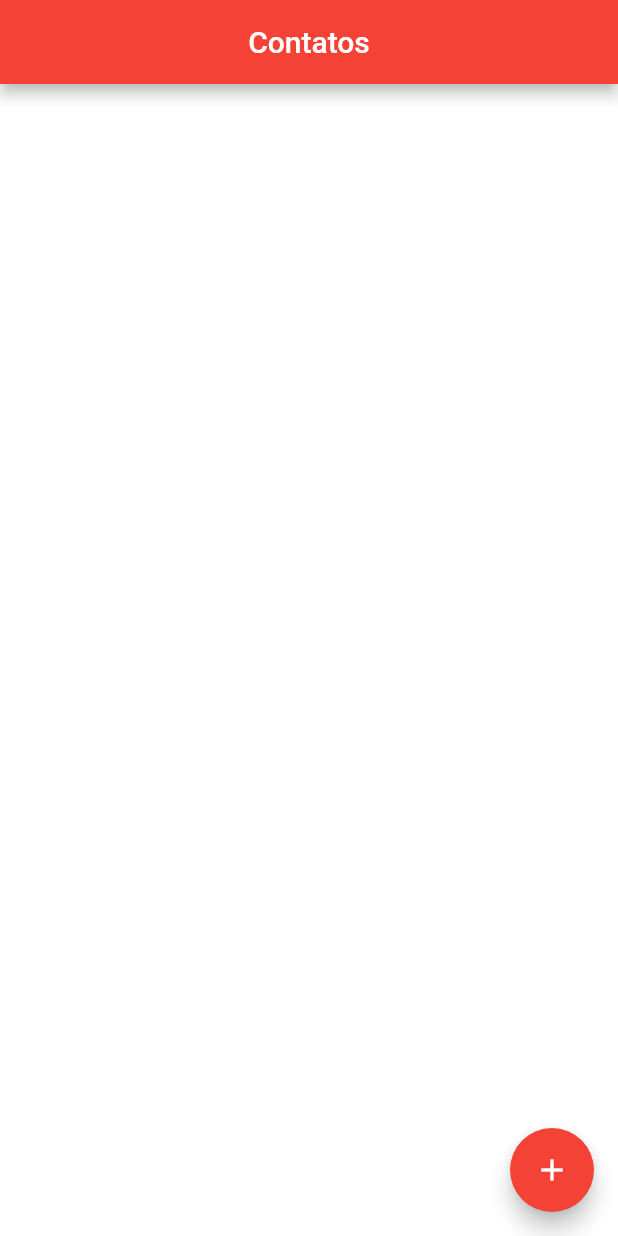
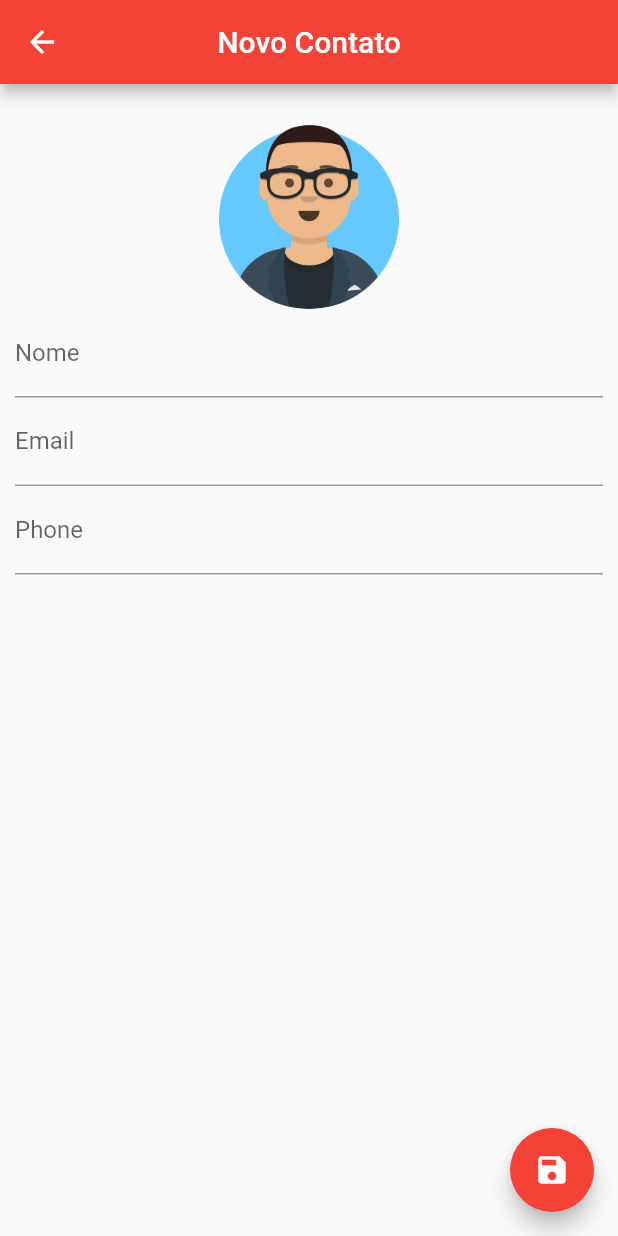
Before and after one commit to Lucas15andrade/agenda-contatos-flutter, a Flutter app: the screen it shows after launch, after a tap on the "add" icon, on a phone screen of 412 x 824 dp. Run offline on Flutter 3.47's test engine with Material 2 defaults, Android fonts, the phone set to English and light mode, and no system bars; our stand-ins replace sqflite; accounts and stored records are empty.

Commit message:
add screen

```diff
--- a/lib/main.dart
+++ b/lib/main.dart
@@ -3,6 +3,7 @@ import 'package:flutter/material.dart';
 
 void main() {
   runApp(MaterialApp(
+    debugShowCheckedModeBanner: false,
     home: HomePage(),
   ));
 }
--- /dev/null
+++ b/lib/ui/contact_page.dart
@@ -0,0 +1,109 @@
+import 'dart:io';
+
+import 'package:agenda_contatos/helpers/contact_helper.dart';
+import 'package:flutter/material.dart';
+
+class ContactPage extends StatefulWidget {
+  final Contact contact;
+
+  ContactPage({this.contact});
+
+  @override
+  _ContactPageState createState() => _ContactPageState();
+}
+
+class _ContactPageState extends State<ContactPage> {
+  final _nameController = TextEditingController();
+  final _emailController = TextEditingController();
+  final _phoneController = TextEditingController();
+
+  final _focusName = FocusNode();
+
+  bool _userEdited = false;
+  Contact _editedContact;
+
+  @override
+  void initState() {
+    super.initState();
+
+    if (widget.contact == null) {
+      _editedContact = Contact();
+    } else {
+      _editedContact = Contact.fromMap(widget.contact.toMap());
+
+      _nameController.text = _editedContact.name;
+      _emailController.text = _editedContact.email;
+      _phoneController.text = _editedContact.phone;
+    }
+  }
+
+  @override
+  Widget build(BuildContext context) {
+    return Scaffold(
+      appBar: AppBar(
+        backgroundColor: Colors.red,
+        title: Text(_editedContact.name ?? "Novo Contato"),
+        centerTitle: true,
+      ),
+      floatingActionButton: FloatingActionButton(
+        onPressed: () {
+          if (_editedContact.name != null && _editedContact.name.isNotEmpty) {
+            Navigator.pop(context, _editedContact);
+          } else {
+            FocusScope.of(context).requestFocus(_focusName);
+          }
+        },
+        child: Icon(Icons.save),
+        backgroundColor: Colors.red,
+      ),
+      body: SingleChildScrollView(
+        padding: EdgeInsets.all(10.0),
+        child: Column(
+          children: <Widget>[
+            GestureDetector(
+              child: Container(
+                width: 140.0,
+                height: 140.0,
+                decoration: BoxDecoration(
+                    shape: BoxShape.circle,
+                    image: DecorationImage(
+                        image: _editedContact.image != null
+                            ? FileImage(File(_editedContact.image))
+                            : AssetImage("lib/assets/img/pessoa.png"))),
+              ),
+            ),
+            TextField(
+              decoration: InputDecoration(labelText: "Nome"),
+              focusNode: _focusName,
+              onChanged: (text) {
+                _userEdited = true;
+                setState(() {
+                  _editedContact.name = text;
+                });
+              },
+              controller: _nameController,
+            ),
+            TextField(
+              decoration: InputDecoration(labelText: "Email"),
+              onChanged: (text) {
+                _userEdited = true;
+                _editedContact.email = text;
+              },
+              keyboardType: TextInputType.emailAddress,
+              controller: _emailController,
+            ),
+            TextField(
+              decoration: InputDecoration(labelText: "Phone"),
+              onChanged: (text) {
+                _userEdited = true;
+                _editedContact.phone = text;
+              },
+              keyboardType: TextInputType.phone,
+              controller: _phoneController,
+            )
+          ],
+        ),
+      ),
+    );
+  }
+}
--- a/lib/ui/home_page.dart
+++ b/lib/ui/home_page.dart
@@ -2,6 +2,8 @@ import 'dart:io';
 
 import 'package:agenda_contatos/helpers/contact_helper.dart';
 import 'package:flutter/material.dart';
+
+import 'contact_page.dart';
 
 class HomePage extends StatefulWidget {
   @override
@@ -16,18 +18,20 @@ class _HomePageState extends State<HomePage> {
   void initState() {
     // TODO: implement initState
     super.initState();
-
-    /*Contact c = Contact();
+/*
+    Contact c = Contact();
     c.name = "Lucas Andrade";
     c.email = "lap.andrade15@gmail.com";
 
-    helper.saveContact(c);*/
+    helper.saveContact(c);
 
-    helper.getAllContacts().then((list) {
-      setState(() {
-        contacts = list;
-      });
-    });
+    Contact t = Contact();
+    t.name = "Taniro Chacon";
+    t.email = "tanirocr@gmail.com";
+
+    helper.saveContact(t);*/
+
+    _getAllContacts();
   }
 
   @override
@@ -40,7 +44,9 @@ class _HomePageState extends State<HomePage> {
       ),
       backgroundColor: Colors.white,
       floatingActionButton: FloatingActionButton(
-        onPressed: () {},
+        onPressed: () {
+          _showContactPage();
+        },
         child: Icon(Icons.add),
         backgroundColor: Colors.red,
       ),
@@ -69,7 +75,7 @@ class _HomePageState extends State<HomePage> {
                     image: DecorationImage(
                         image: contacts[index].image != null
                             ? FileImage(File(contacts[index].image))
-                            : AssetImage("images/person.png"))),
+                            : AssetImage("lib/assets/img/pessoa.png"))),
               ),
               Padding(
                 padding: EdgeInsets.only(left: 10.0),
@@ -98,6 +104,31 @@ class _HomePageState extends State<HomePage> {
           ),
         ),
       ),
+      onTap: () {
+        _showContactPage(contact: contacts[index]);
+      },
     );
   }
+
+  void _showContactPage({Contact contact}) async {
+    final recContact = await Navigator.push(context,
+        MaterialPageRoute(builder: (context) => ContactPage(contact: contact)));
+
+    if (recContact != null) {
+      if (contact != null) {
+        await helper.updateContact(recContact);
+      } else {
+        await helper.saveContact(recContact);
+      }
+      _getAllContacts();
+    }
+  }
+
+  void _getAllContacts() {
+    helper.getAllContacts().then((list) {
+      setState(() {
+        contacts = list;
+      });
+    });
+  }
 }
--- a/pubspec.yaml
+++ b/pubspec.yaml
@@ -49,7 +49,7 @@ flutter:
   #  - images/a_dot_ham.jpeg
 
   assets:
-    - images/person.png
+    - lib/assets/img/pessoa.png
   # An image asset can refer to one or more resolution-specific "variants", see
   # https://flutter.dev/assets-and-images/#resolution-aware.
 
```
Also changed, not shown: lib/assets/img/pessoa.png (renamed from lib/images/person.png), pubspec.lock.
